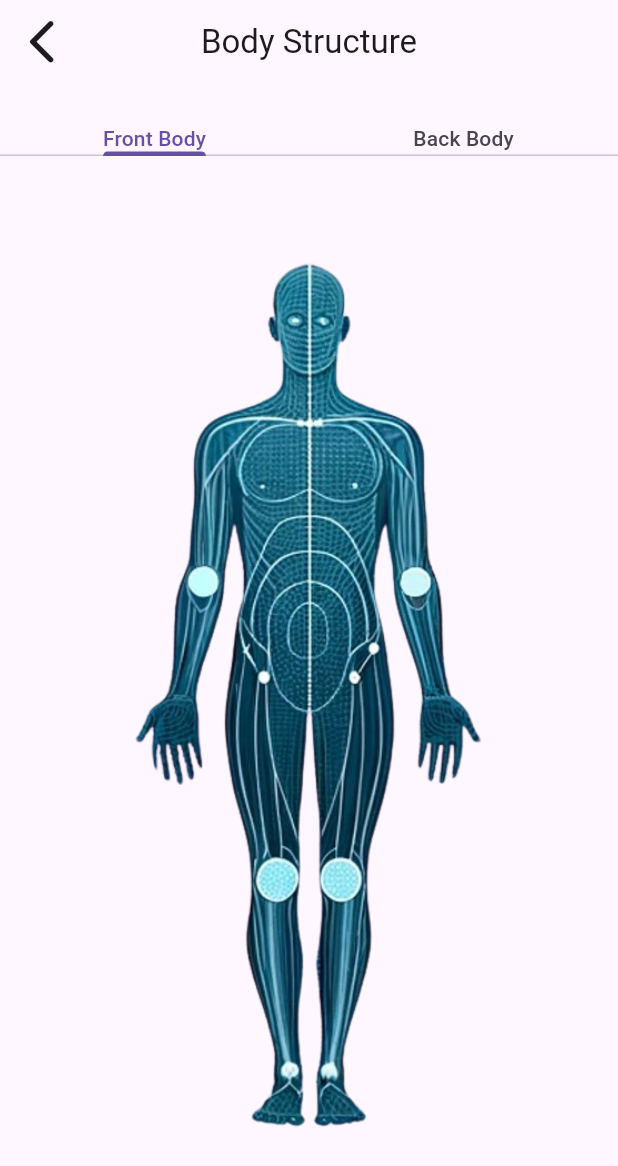
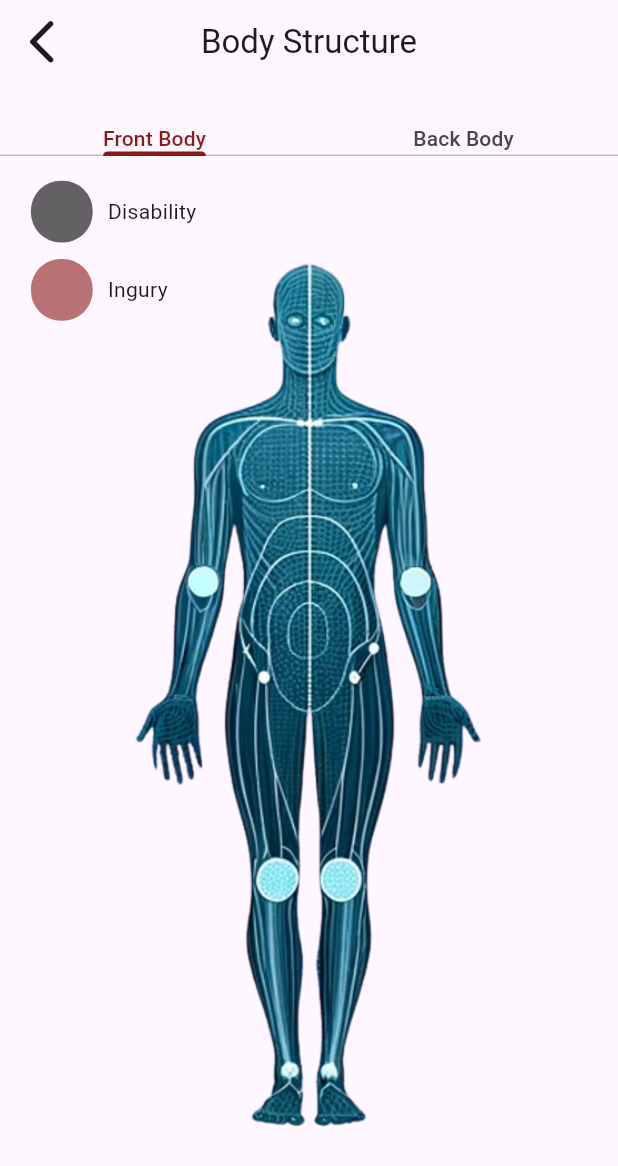
Before and after one commit to rahafwmaq/mussefy_app, a Flutter app: the PatientBodyStructureView screen opened directly, on a phone screen of 412 x 824 dp. Shown: the top 1166 px of the screen. Run offline on Flutter 3.47's test engine with Material 3 defaults, Android fonts, the phone set to English and light mode, and no system bars; our stand-ins replace pinput.

Commit message:
Parameedic UI is ALL DONE ;)

```diff
--- a/paramedic_app/lib/view_layout/color.dart
+++ b/paramedic_app/lib/view_layout/color.dart
@@ -3,9 +3,12 @@ import 'dart:ui';
 const Color white = Color.fromARGB(255, 255, 255, 255);
 const Color darkWhite = Color.fromARGB(255, 224, 224, 224);
 const Color black = Color.fromARGB(255, 0, 0, 0);
+const Color blackTransit = Color.fromARGB(155, 0, 0, 0);
+
 const Color noColor = Color.fromARGB(0, 0, 0, 0);
 const Color gray = Color.fromARGB(255, 129, 129, 129);
 const Color lightGrey = Color.fromARGB(255, 190, 190, 190);
 const Color red = Color(0xff8B1A1A);
+const Color redTransit = Color.fromARGB(155, 139, 26, 26);
 const Color blue = Color(0xff1A226D);
 const Color blueTransit = Color.fromARGB(155, 26, 34, 109);
--- /dev/null
+++ b/paramedic_app/lib/views/paramedic_view/key_body_digram.dart
@@ -0,0 +1,38 @@
+import 'package:flutter/material.dart';
+import 'package:paramedic_app/utilities/gloable_widgets/text_widget.dart';
+import 'package:paramedic_app/utilities/helpers/screen_size.dart';
+import 'package:paramedic_app/view_layout/color.dart';
+import 'package:paramedic_app/view_layout/sizebox.dart';
+
+class KeyBodyDigram extends StatelessWidget {
+  const KeyBodyDigram(
+      {super.key,
+      required this.positionTop,
+      required this.positionLeft,
+      required this.keyName, required this.color});
+
+  final double positionTop;
+  final double positionLeft;
+  final String keyName;
+  final Color color;
+
+  @override
+  Widget build(BuildContext context) {
+    return Positioned(
+      top: context.getHeight(divide: positionTop),
+      left: context.getWidth(divide: positionLeft),
+      child: Row(
+        children: [
+          Container(
+            height: context.getHeight(divide: 20),
+            width: context.getWidth(divide: 10),
+            decoration: BoxDecoration(
+                color: color, borderRadius: BorderRadius.circular(20)),
+          ),
+          width10,
+          TextWidget(text: keyName)
+        ],
+      ),
+    );
+  }
+}
--- a/paramedic_app/lib/views/paramedic_view/patient_body_structure_view.dart
+++ b/paramedic_app/lib/views/paramedic_view/patient_body_structure_view.dart
@@ -2,6 +2,8 @@ import 'package:flutter/material.dart';
 import 'package:paramedic_app/utilities/gloable_widgets/text_widget.dart';
 import 'package:paramedic_app/utilities/helpers/navigator.dart';
 import 'package:paramedic_app/utilities/helpers/screen_size.dart';
+import 'package:paramedic_app/view_layout/color.dart';
+import 'package:paramedic_app/views/paramedic_view/key_body_digram.dart';
 
 class PatientBodyStructureView extends StatelessWidget {
   const PatientBodyStructureView({super.key});
@@ -23,26 +25,69 @@ class PatientBodyStructureView extends StatelessWidget {
               size: 35,
             ),
           ),
-          bottom: const TabBar(tabs: [
-            TextWidget(text: 'Front Body'),
-            TextWidget(text: 'Back Body')
-          ]),
+          bottom: const TabBar(
+              labelColor: red,
+              dividerColor: lightGrey,
+              indicatorColor: red,
+              tabs: [
+                TextWidget(
+                  text: 'Front Body',
+                ),
+                TextWidget(text: 'Back Body')
+              ]),
         ),
         body: TabBarView(
           children: [
             SizedBox(
               height: context.getHeight(),
               width: context.getWidth(),
-              child: Image.asset(
-                'assets/images/frontbody.png',
-                scale: 1.35,
+              child: Stack(
+                alignment: Alignment.center,
+                children: [
+                  Image.asset(
+                    'assets/images/frontbody.png',
+                    scale: 1.35,
+                  ),
+                  const KeyBodyDigram(
+                    positionTop: 12,
+                    positionLeft: 20,
+                    keyName: 'Ingury',
+                    color: redTransit,
+                  ),
+                  const KeyBodyDigram(
+                    positionTop: 50,
+                    positionLeft: 20,
+                    keyName: 'Disability',
+                    color: blackTransit,
+                  )
+                ],
               ),
             ),
             SizedBox(
               height: context.getHeight(),
               width: context.getWidth(),
-              child: Image.asset('assets/images/backbody.png'),
-            )
+              child: Stack(
+                alignment: Alignment.center,
+                children: [
+                  Image.asset(
+                    'assets/images/backbody.png',
+                    scale: 1.35,
+                  ),
+                  const KeyBodyDigram(
+                    positionTop: 12,
+                    positionLeft: 20,
+                    keyName: 'Ingury',
+                    color: redTransit,
+                  ),
+                  const KeyBodyDigram(
+                    positionTop: 50,
+                    positionLeft: 20,
+                    keyName: 'Disability',
+                    color: blackTransit,
+                  )
+                ],
+              ),
+            ),
           ],
         ),
       ),
```
Also changed, not shown: paramedic_app/lib/main.dart (+2 -6 lines), paramedic_app/lib/utilities/gloable_widgets/click_container_widget.dart (+4 -3 lines), paramedic_app/lib/views/paramedic_view/paramedic_home_view.dart (+32 -8 lines).
